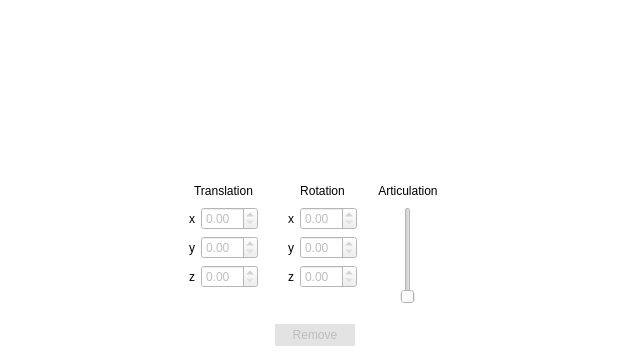
Before: the Qt Designer form src/main/view/correspondenceeditor/correspondenceeditor.ui in florianblume/6d-pat, drawn with Qt 5.
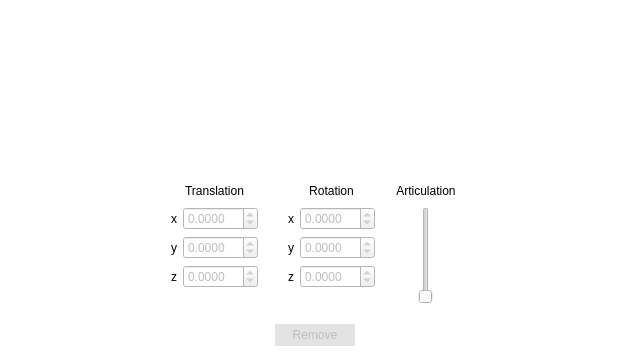
After: the same form once the commit is applied.

```diff
--- a/src/main/view/correspondenceeditor/correspondenceeditor.ui
+++ b/src/main/view/correspondenceeditor/correspondenceeditor.ui
@@ -385,6 +385,18 @@
                  <property name="accelerated">
                   <bool>true</bool>
                  </property>
+                 <property name="decimals">
+                  <number>4</number>
+                 </property>
+                 <property name="minimum">
+                  <double>-50.000000000000000</double>
+                 </property>
+                 <property name="maximum">
+                  <double>50.000000000000000</double>
+                 </property>
+                 <property name="singleStep">
+                  <double>0.000100000000000</double>
+                 </property>
                 </widget>
                </item>
                <item row="1" column="0">
@@ -424,6 +436,18 @@
                  <property name="accelerated">
                   <bool>true</bool>
                  </property>
+                 <property name="decimals">
+                  <number>4</number>
+                 </property>
+                 <property name="minimum">
+                  <double>-50.000000000000000</double>
+                 </property>
+                 <property name="maximum">
+                  <double>50.000000000000000</double>
+                 </property>
+                 <property name="singleStep">
+                  <double>0.000100000000000</double>
+                 </property>
                 </widget>
                </item>
                <item row="2" column="1">
@@ -449,6 +473,18 @@
                  <property name="accelerated">
                   <bool>true</bool>
                  </property>
+                 <property name="decimals">
+                  <number>4</number>
+                 </property>
+                 <property name="minimum">
+                  <double>-50.000000000000000</double>
+                 </property>
+                 <property name="maximum">
+                  <double>50.000000000000000</double>
+                 </property>
+                 <property name="singleStep">
+                  <double>0.000100000000000</double>
+                 </property>
                 </widget>
                </item>
               </layout>
@@ -560,6 +596,18 @@
                  <property name="showGroupSeparator" stdset="0">
                   <bool>false</bool>
                  </property>
+                 <property name="decimals">
+                  <number>4</number>
+                 </property>
+                 <property name="minimum">
+                  <double>-50.000000000000000</double>
+                 </property>
+                 <property name="maximum">
+                  <double>50.000000000000000</double>
+                 </property>
+                 <property name="singleStep">
+                  <double>0.000100000000000</double>
+                 </property>
                 </widget>
                </item>
                <item row="1" column="0">
@@ -592,6 +640,18 @@
                  <property name="accelerated">
                   <bool>true</bool>
                  </property>
+                 <property name="decimals">
+                  <number>4</number>
+                 </property>
+                 <property name="minimum">
+                  <double>-50.000000000000000</double>
+                 </property>
+                 <property name="maximum">
+                  <double>50.000000000000000</double>
+                 </property>
+                 <property name="singleStep">
+                  <double>0.000100000000000</double>
+                 </property>
                 </widget>
                </item>
                <item row="2" column="0">
@@ -624,6 +684,18 @@
                  <property name="accelerated">
                   <bool>true</bool>
                  </property>
+                 <property name="decimals">
+                  <number>4</number>
+                 </property>
+                 <property name="minimum">
+                  <double>-50.000000000000000</double>
+                 </property>
+                 <property name="maximum">
+                  <double>50.000000000000000</double>
+                 </property>
+                 <property name="singleStep">
+                  <double>0.000100000000000</double>
+                 </property>
                 </widget>
                </item>
               </layout>
```
